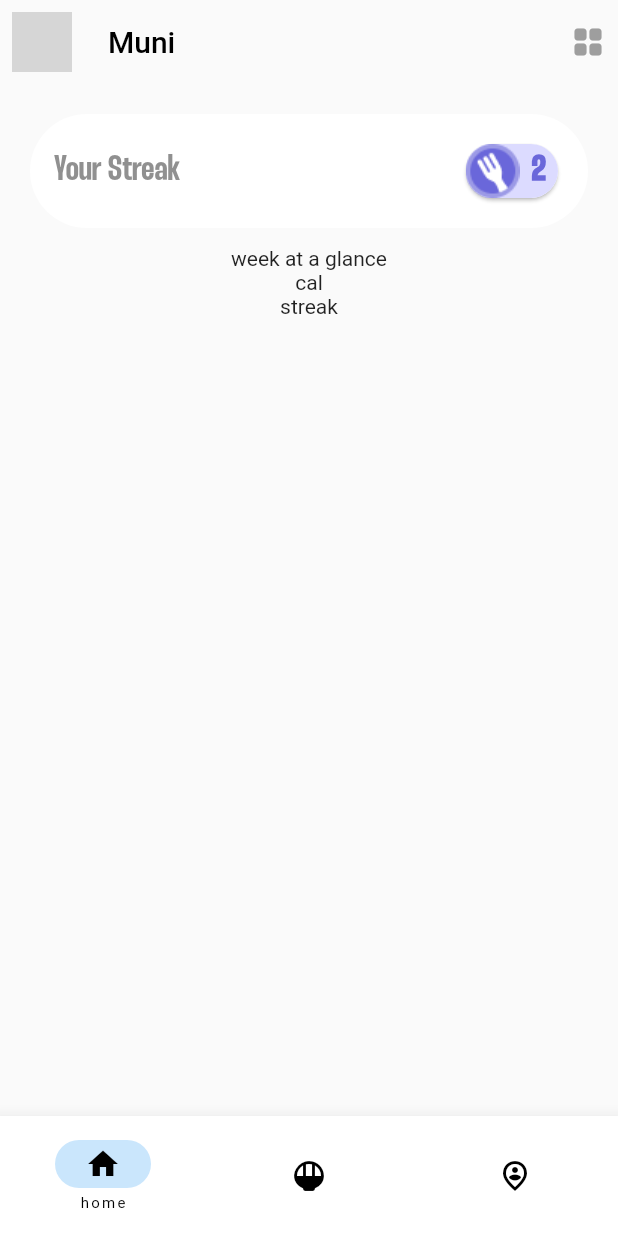
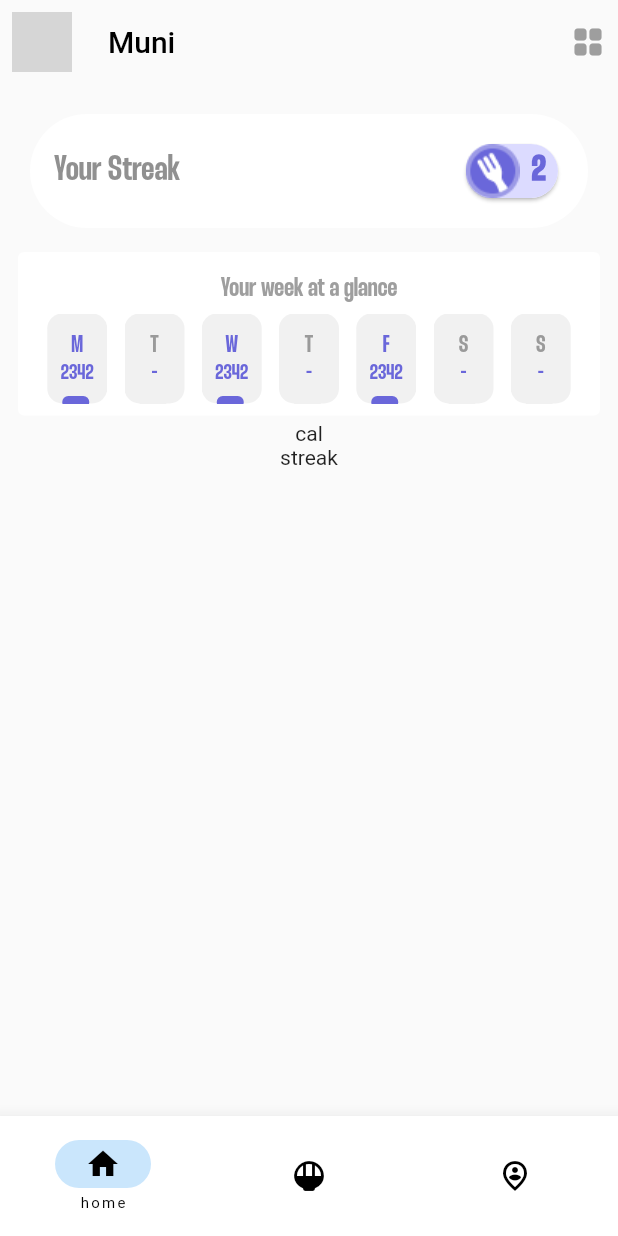
Before and after one commit to nirans2002/flutter_cubit, a Flutter app: the screen it shows after launch, on a phone screen of 412 x 824 dp. Run offline on Flutter 3.47's test engine with Material 2 defaults, Android fonts, the phone set to English and light mode, and no system bars; network calls fail; grey boxes are pictures that could not be loaded.

Commit message:
streak glance

```diff
--- a/lib/components/glance_week.dart
+++ b/lib/components/glance_week.dart
@@ -7,8 +7,126 @@ class WeekGlanceCard extends StatelessWidget {
 
   @override
   Widget build(BuildContext context) {
-    return Container(
-      child: const Text("week at a glance"),
+    return Card(
+      elevation: 0,
+      child: Padding(
+        padding: const EdgeInsets.all(8.0),
+        child: Column(
+          children: [
+            Padding(
+              padding: const EdgeInsets.all(8.0),
+              child: Text(
+                "Your week at a glance",
+                style: TextStyle(
+                  color: Colors.grey.shade500,
+                  fontFamily: "THunder",
+                  fontSize: 18,
+                  fontWeight: FontWeight.normal,
+                ),
+              ),
+            ),
+            Row(
+              mainAxisAlignment: MainAxisAlignment.spaceEvenly,
+              children: const [
+                DayStreakWidget(
+                  day: 'M',
+                  streakCount: 2342,
+                ),
+                DayStreakWidget(
+                  day: 'T',
+                  streakCount: 0,
+                ),
+                DayStreakWidget(
+                  day: 'W',
+                  streakCount: 2342,
+                ),
+                DayStreakWidget(
+                  day: 'T',
+                  streakCount: 0,
+                ),
+                DayStreakWidget(
+                  day: 'F',
+                  streakCount: 2342,
+                ),
+                DayStreakWidget(
+                  day: 'S',
+                  streakCount: 0,
+                ),
+                DayStreakWidget(
+                  day: 'S',
+                  streakCount: 0,
+                ),
+              ],
+            ),
+          ],
+        ),
+      ),
     );
   }
 }
+
+class DayStreakWidget extends StatelessWidget {
+  const DayStreakWidget({
+    super.key,
+    required this.streakCount,
+    required this.day,
+  });
+  final int streakCount;
+  final String day;
+  @override
+  Widget build(BuildContext context) {
+    return Stack(
+      children: [
+        SizedBox(
+          width: 40,
+          height: 60,
+          child: Container(
+            decoration: BoxDecoration(
+              color: const Color(0xFFF1F1F1),
+              borderRadius: BorderRadius.circular(10),
+            ),
+            child: Padding(
+              padding: const EdgeInsets.all(8.0),
+              child: Column(
+                mainAxisAlignment: MainAxisAlignment.spaceEvenly,
+                children: [
+                  Text(
+                    day,
+                    style: TextStyle(
+                        fontSize: 16,
+                        color: streakCount == 0
+                            ? const Color(0xFF9A9A9A)
+                            : const Color(0xFF6A67DA),
+                        fontFamily: "Thunder"),
+                  ),
+                  Text(
+                    streakCount == 0 ? "-" : streakCount.toString(),
+                    style: const TextStyle(
+                        fontSize: 14,
+                        color: Color(0xFF6A67DA),
+                        fontFamily: "Thunder"),
+                  ),
+                ],
+              ),
+            ),
+          ),
+        ),
+        Positioned(
+          top: 55,
+          left: 10,
+          child: SizedBox(
+            width: 18,
+            height: 8,
+            child: Container(
+              decoration: BoxDecoration(
+                  borderRadius: BorderRadius.circular(10),
+                  color: streakCount == 0
+                      ? const Color(0xFFF1F1F1)
+                      : const Color(0xFF6A67DA)),
+            ),
+          ),
+        ),
+      ],
+    );
+  }
+}
```
